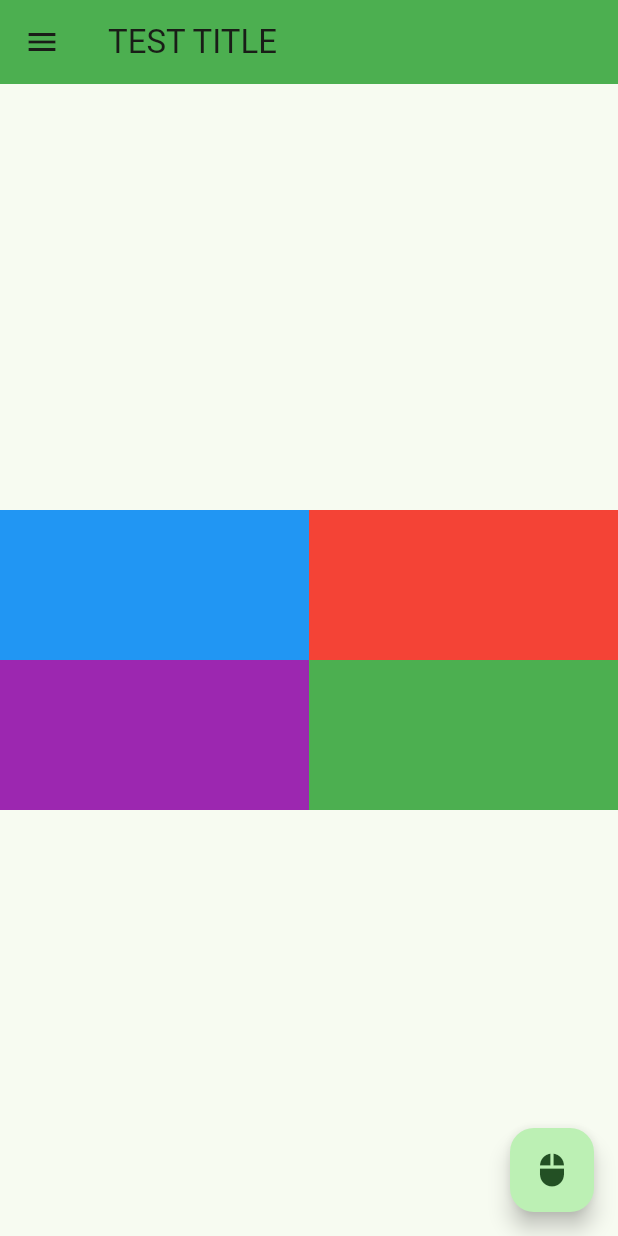
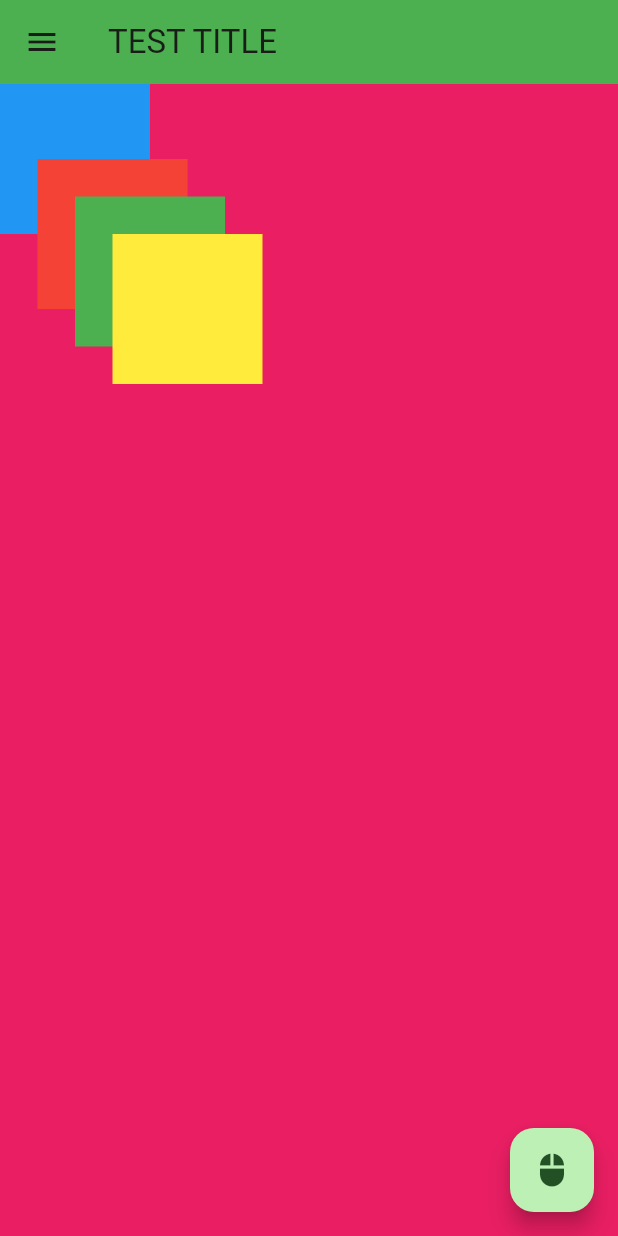
Before and after one commit to llilliililli/fluuterStudy, a Flutter app: the screen it shows after launch, on a phone screen of 412 x 824 dp. Run offline on Flutter 3.47's test engine with Material 3 defaults, Android fonts, the phone set to English and light mode, and no system bars.

Commit message:
flutter 3강 - 위젯겹치 ( stack )

```diff
--- a/lib/main.dart
+++ b/lib/main.dart
@@ -52,58 +52,90 @@ class _MyHomePageState extends State<MyHomePage> {
           ],
           ),
         ),
-      body: //const Center(child: Text("HELLO WORLD"),),
-          Container( //테이블 생성하기
-            alignment: Alignment.topLeft,
-            // child: Column(
-            //   children: [
-            //     Container(
-            //       width: 200,
-            //       height: 200,
-            //       color: Colors.blue,
-            //       ),
+      body: //const Center(child: Text("HELLO WORLD"),), //part1
+          // Container( //테이블 생성하기 part2
+          //   alignment: Alignment.topLeft,
+          //   // child: Column(
+          //   //   children: [
+          //   //     Container(
+          //   //       width: 200,
+          //   //       height: 200,
+          //   //       color: Colors.blue,
+          //   //       ),
+          //   //       Container(
+          //   //       width: 200,
+          //   //       height: 200,
+          //   //       color: Colors.red,
+          //   //       ),
+          //   //   ],
+          //   // ),
+          //   child: Column(
+          //     mainAxisAlignment: MainAxisAlignment.center, //세로축 정렬
+          //     //crossAxisAlignment: CrossAxisAlignment.center, //가로축 정렬
+          //     children: [
+          //     Row(
+          //     mainAxisAlignment: MainAxisAlignment.center,
+          //     children: [
           //       Container(
-            //       width: 200,
-            //       height: 200,
-            //       color: Colors.red,
-            //       ),
-            //   ],
-            // ),
-            child: Column(
-              mainAxisAlignment: MainAxisAlignment.center, //세로축 정렬
-              //crossAxisAlignment: CrossAxisAlignment.center, //가로축 정렬
-              children: [
-              Row(
-              mainAxisAlignment: MainAxisAlignment.center,
+          //         width: MediaQuery.of(context).size.width/2, // 현재 디스플레이 크기 구하여, 공백없이 사이즈 맞추기
+          //         height: 100,
+          //         color: Colors.blue,
+          //         ),
+          //         Container(
+          //         width: MediaQuery.of(context).size.width/2,
+          //         height: 100,
+          //         color: Colors.red,
+          //         ),
+          //     ],
+          //   ),
+          //   Row(
+          //     mainAxisAlignment: MainAxisAlignment.center,
+          //     children: [
+          //       Container(
+          //         width: MediaQuery.of(context).size.width/2,
+          //         height: 100,
+          //         color: Colors.purple,
+          //         ),
+          //         Container(
+          //         width: MediaQuery.of(context).size.width/2,
+          //         height: 100,
+          //         color: Colors.green,
+          //         ),
+          //     ],
+          //   ),
+          //   ]),
+          //   ),
+        Container(
+          width: MediaQuery.of(context).size.width,
+          height: MediaQuery.of(context).size.height,
+          color: Colors.pink,
+          child: Stack( // 위젯 겹치기 part3
             children: [
               Container(
-                  width: MediaQuery.of(context).size.width/2, // 현재 디스플레이 크기 구하여, 공백없이 사이즈 맞추기
+                width: 100,
                 height: 100,
                 color: Colors.blue,
               ),
               Container(
-                  width: MediaQuery.of(context).size.width/2,
+                width: 100,
                 height: 100,
+                margin: const EdgeInsets.only(top: 50, left: 25),
                 color: Colors.red,
               ),
+               Container(
+                width: 100,
+                height: 100,
+                margin: const EdgeInsets.only(top: 75, left: 50),
+                color: Colors.green,
+              ),
+               Container(
+                width: 100,
+                height: 100,
+                margin: const EdgeInsets.only(top: 100, left: 75),
+                color: Colors.yellow,
+              )
             ],
           ),
-            Row(
-              mainAxisAlignment: MainAxisAlignment.center,
-              children: [
-                Container(
-                  width: MediaQuery.of(context).size.width/2,
-                  height: 100,
-                  color: Colors.purple,
-                  ),
-                  Container(
-                  width: MediaQuery.of(context).size.width/2,
-                  height: 100,
-                  color: Colors.green,
-                  ),
-              ],
-            ),
-            ]),
         ),
       floatingActionButton: FloatingActionButton( // 플로팅버튼
         onPressed: () => print("clicked"),
```
Lines whose indentation alone changed are shown as unchanged.
